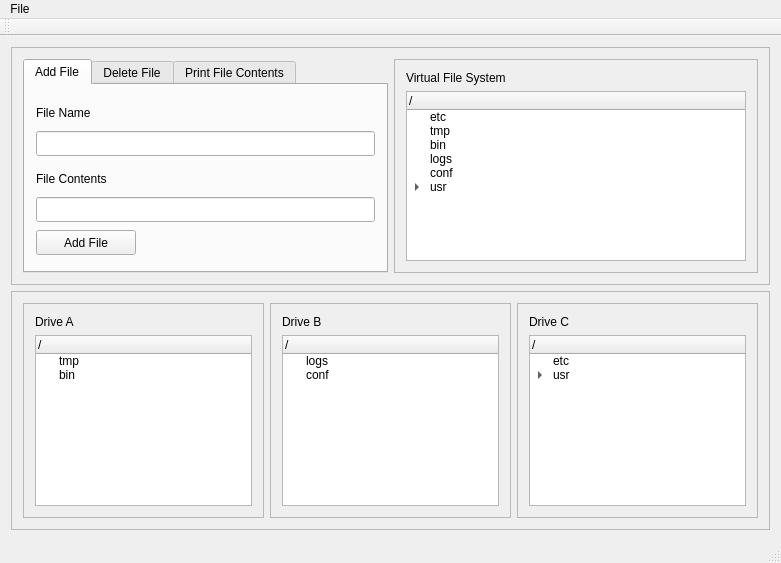
This is mainwindow.ui in dsell002/vfs_demo as Qt 5 draws it before an edit. The edited form follows.
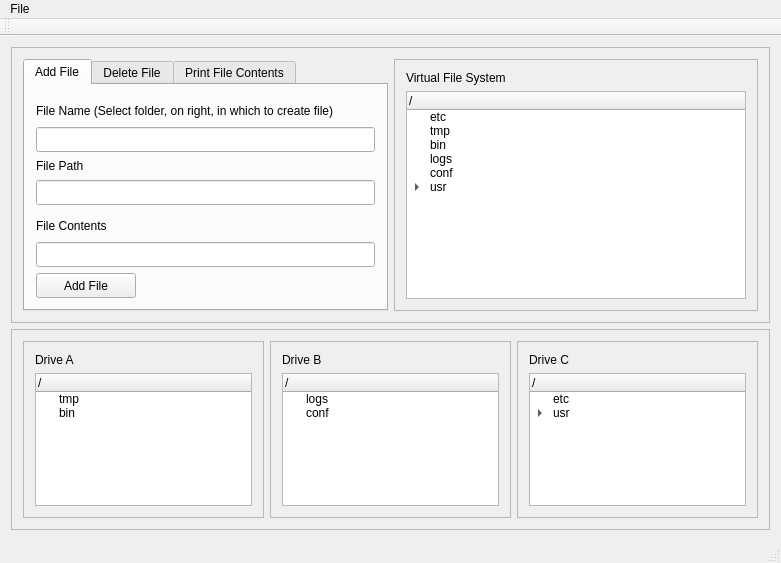
This is the edited form. Icons and pictures are not drawn.

Commit message: linked vfs tree view with tree views of drives. drive selection and file view now mirror vfs.

Diff of the .ui file:
```diff
--- a/mainwindow.ui
+++ b/mainwindow.ui
@@ -26,6 +26,12 @@
       <layout class="QHBoxLayout" name="horizontalLayout">
        <item>
         <widget class="QTabWidget" name="tabWidget">
+         <property name="maximumSize">
+          <size>
+           <width>400</width>
+           <height>16777215</height>
+          </size>
+         </property>
          <property name="currentIndex">
           <number>0</number>
          </property>
@@ -49,7 +55,7 @@
               </size>
              </property>
              <property name="text">
-              <string>File Name</string>
+              <string>File Name (Select folder, on right, in which to create file)</string>
              </property>
             </widget>
            </item>
@@ -63,6 +69,23 @@
              </property>
             </widget>
            </item>
+           <item>
+            <widget class="QLabel" name="label_7">
+             <property name="text">
+              <string>File Path</string>
+             </property>
+            </widget>
+           </item>
+           <item>
+            <widget class="QLineEdit" name="pathLineEdit">
+             <property name="minimumSize">
+              <size>
+               <width>0</width>
+               <height>25</height>
+              </size>
+             </property>
+            </widget>
+           </item>
            <item>
             <widget class="QLabel" name="labelContents">
              <property name="minimumSize">
```
Left out of the diff: 66 changed lines with no effect on the pictures. The commit also changes 2 other files.
